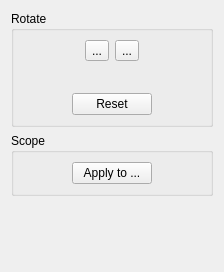
Before: the Qt Designer form filters/fix_orientation/ui/OrientationOptionsWidget.ui in ImageProcessing-ElectronicPublications/scantailor-deviant, drawn with Qt 5.
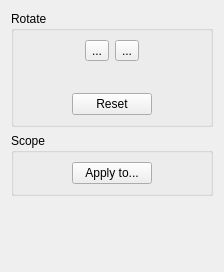
After: the same form once the commit is applied. Icons and pictures are not drawn.

Patch:
```diff
--- a/filters/fix_orientation/ui/OrientationOptionsWidget.ui
+++ b/filters/fix_orientation/ui/OrientationOptionsWidget.ui
@@ -183,9 +183,9 @@
          </spacer>
         </item>
         <item>
-         <widget class="QPushButton" name="applyToBtn" >
-          <property name="text" >
-           <string>Apply to ...</string>
+         <widget class="QPushButton" name="applyToBtn">
+          <property name="text">
+           <string>Apply to...</string>
           </property>
          </widget>
         </item>
```
Left out of the diff: 108 changed lines with no effect on the pictures.
